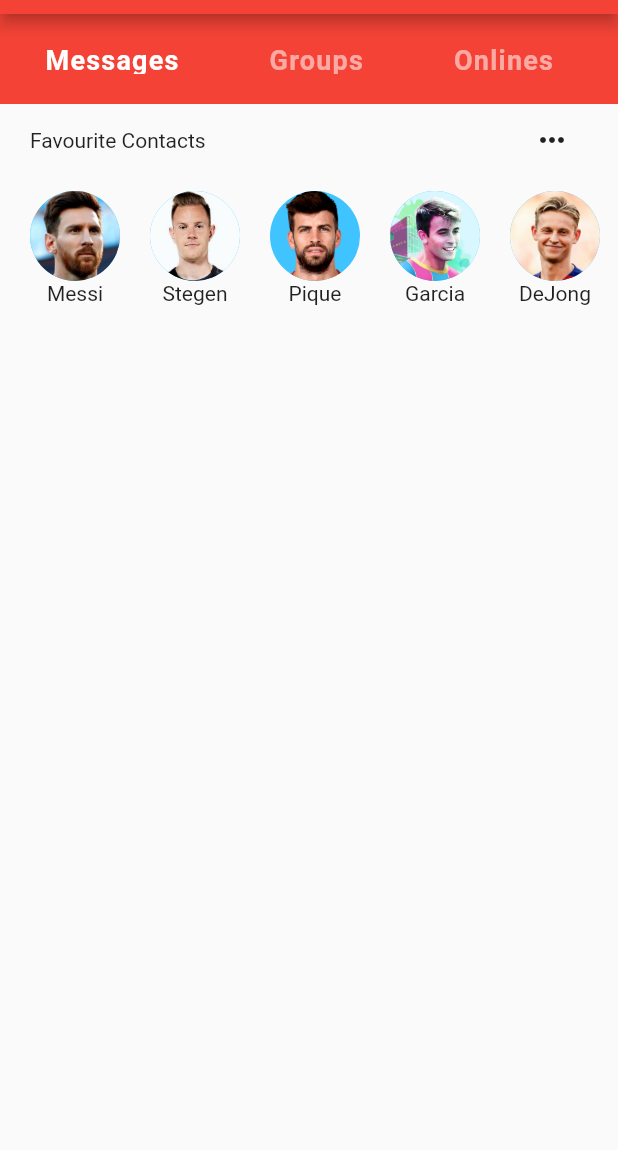
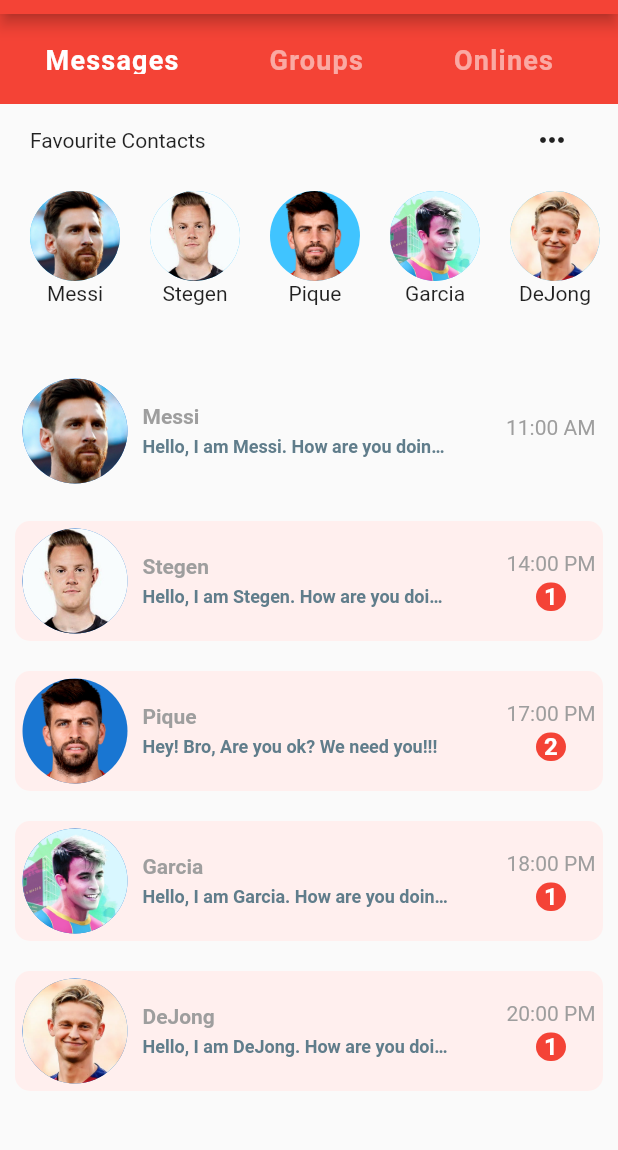
Before and after one commit to nctune2808/FlutterPract, a Flutter app: the screen it shows after launch, on a phone screen of 412 x 824 dp, the part 70-1220 px from its top. Run offline on Flutter 3.47's test engine with Material 2 defaults, Android fonts, the phone set to English and light mode, and no system bars.

Commit message:
recent chats

```diff
--- /dev/null
+++ b/chat_room/lib/components/Recent.dart
@@ -0,0 +1,98 @@
+import 'package:chat_room/models/Message.dart';
+import 'package:flutter/material.dart';
+
+class Recent extends StatelessWidget {
+  const Recent({Key? key}) : super(key: key);
+
+  @override
+  Widget build(BuildContext context) {
+    return Container(
+      height: 500,
+      // color: Colors.blue,
+      child: ListView.builder(
+        itemCount: chats.length,
+        itemBuilder: (BuildContext context, int index) {
+          final Message chat = chats[index];
+          return Container(
+            margin: EdgeInsets.all(10.0),
+            padding: EdgeInsets.all(5.0),
+            decoration: BoxDecoration(
+              color: chat.unread ? Color(0xFFFFFEFEE) : null,
+              borderRadius: BorderRadius.all(Radius.circular(10.0)),
+            ),
+            child: Row(
+              mainAxisAlignment: MainAxisAlignment.spaceBetween,
+              children: <Widget>[
+                Row(
+                  children: <Widget>[
+                    CircleAvatar(
+                      radius: 35.0,
+                      backgroundImage: AssetImage(chat.sender.avatar),
+                    ),
+                    SizedBox(width: 10.0),
+                    Column(
+                      crossAxisAlignment: CrossAxisAlignment.start,
+                      children: <Widget>[
+                        Text(
+                          chat.sender.name,
+                          style: TextStyle(
+                            color: Colors.grey,
+                            fontSize: 14.0,
+                            fontWeight: FontWeight.bold,
+                          ),
+                        ),
+                        SizedBox(height: 5.0),
+                        Container(
+                          width: MediaQuery.of(context).size.width * 0.5,
+                          child: Text(
+                            chat.text.last,
+                            style: TextStyle(
+                              color: Colors.blueGrey,
+                              fontSize: 12.0,
+                              fontWeight: FontWeight.w600,
+                            ),
+                            overflow: TextOverflow.ellipsis,
+                          ),
+                        ),
+                      ],
+                    ),
+                  ],
+                ),
+                Column(
+                  children: <Widget>[
+                    Text(
+                      chat.time,
+                      style: TextStyle(
+                        color: Colors.grey,
+                        fontSize: 14.0,
+                      ),
+                    ),
+                    SizedBox(height: 5.0),
+                    chat.unread
+                        ? Container(
+                            width: 20,
+                            decoration: BoxDecoration(
+                              color: Theme.of(context).primaryColor,
+                              borderRadius: BorderRadius.circular(10.0),
+                            ),
+                            alignment: Alignment.center,
+                            child: Text(
+                              chat.text.length.toString(),
+                              style: TextStyle(
+                                color: Colors.white,
+                                fontSize: 16.0,
+                                fontWeight: FontWeight.bold,
+                              ),
+                            ),
+                          )
+                        : SizedBox.shrink(),
+                  ],
+                )
+              ],
+            ),
+          );
+        },
+      ),
+    );
+  }
+}
--- a/chat_room/lib/models/Message.dart
+++ b/chat_room/lib/models/Message.dart
@@ -3,7 +3,7 @@ import 'package:chat_room/models/User.dart';
 class Message {
   final User sender;
   final String time;
-  final String text;
+  final List<String> text;
   final bool isLiked;
   final bool unread;
 
@@ -64,42 +64,55 @@ List<Message> chats = [
   Message(
     sender: messi,
     time: "11:00 AM",
-    text: "Hello, I am Messi",
+    text: [
+      "Hello, I am Messi. How are you doing? Do you want to join with my team?",
+    ],
     isLiked: false,
-    unread: true,
+    unread: false,
   ),
   Message(
     sender: stegen,
     time: "14:00 PM",
-    text: "Hello, I am Stegen",
+    text: [
+      "Hello, I am Stegen. How are you doing? Do you want to join with my team?",
+    ],
     isLiked: false,
     unread: true,
   ),
   Message(
     sender: pique,
     time: "17:00 PM",
-    text: "Hello, I am Pique",
+    text: [
+      "Hello, I am Pique. How are you doing? Do you want to join with my team?",
+      "Hey! Bro, Are you ok? We need you!!!",
+    ],
     isLiked: false,
     unread: true,
   ),
   Message(
     sender: garcia,
     time: "18:00 PM",
-    text: "Hello, I am Garcia",
+    text: [
+      "Hello, I am Garcia. How are you doing? Do you want to join with my team?",
+    ],
     isLiked: false,
     unread: true,
   ),
   Message(
     sender: dejong,
     time: "20:00 PM",
-    text: "Hello, I am DeJong",
+    text: [
+      "Hello, I am DeJong. How are you doing? Do you want to join with my team?",
+    ],
     isLiked: false,
     unread: true,
   ),
   Message(
     sender: pedri,
     time: "22:00 PM",
-    text: "Hello, I am Pedri",
+    text: [
+      "Hello, I am Pedri. How are you doing? Do you want to join with my team?",
+    ],
     isLiked: false,
     unread: true,
   ),
--- a/chat_room/lib/views/HomeScreen.dart
+++ b/chat_room/lib/views/HomeScreen.dart
@@ -1,4 +1,5 @@
 import 'package:chat_room/components/Contact.dart';
+import 'package:chat_room/components/Recent.dart';
 import 'package:chat_room/components/category.dart';
 import 'package:flutter/material.dart';
 
@@ -35,6 +36,7 @@ class _HomeScreenState extends State<HomeScreen> {
           Column(
             children: <Widget>[
               Contact(),
+              Recent(),
             ],
           )
         ],
```
